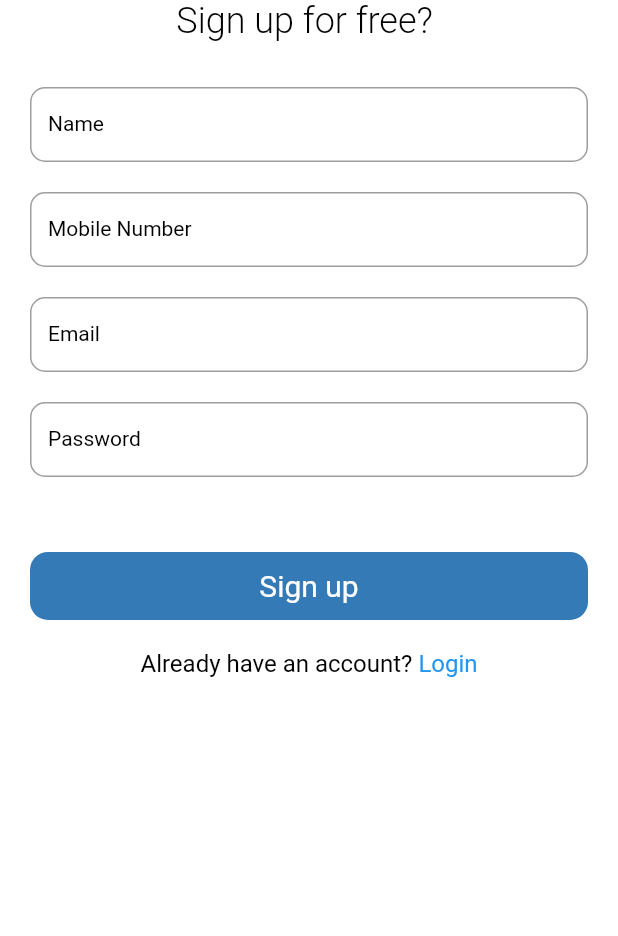
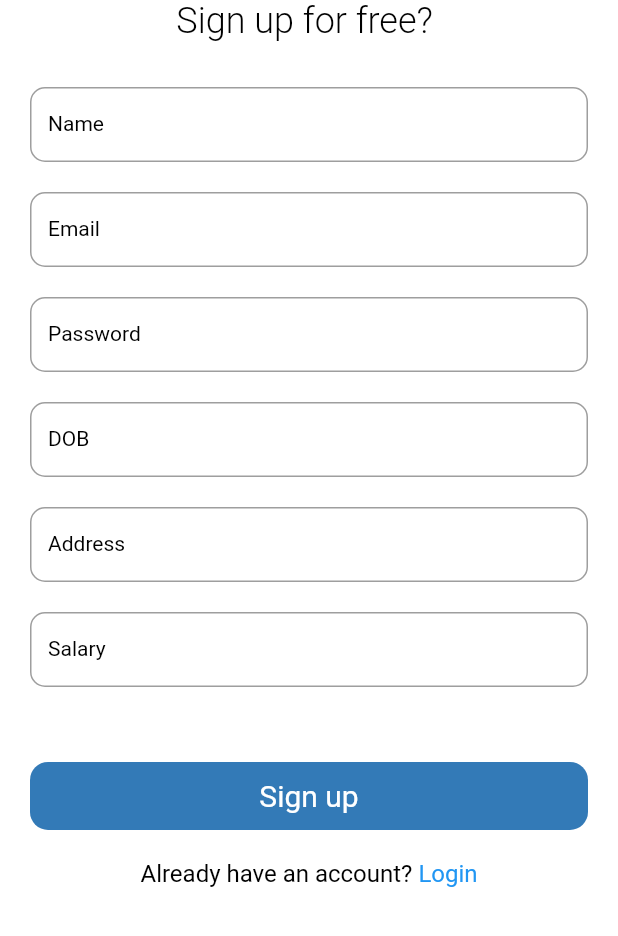
Before and after one commit to HarishAkula13/sathguru, a Flutter app: the screen it shows after launch, after a tap on "Sign up", on a phone screen of 412 x 824 dp, the part 300-1236 px from its top. Run offline on Flutter 3.47's test engine with Material 2 defaults, Android fonts, the phone set to English and light mode, and no system bars; our stand-ins replace hexcolor, shared_preferences, sqflite, toast; accounts and stored records are empty; generated files the repository leaves out were written again.

Commit message:
User details added

```diff
--- a/lib/main.dart
+++ b/lib/main.dart
@@ -1,16 +1,8 @@
 import 'package:flutter/material.dart';
-import 'package:hive/hive.dart';
-import 'package:path_provider/path_provider.dart';
 import 'package:sathguru/pages/login_page.dart';
-
-import 'model/task_Details/task_model.dart';
 
 void main() async {
   WidgetsFlutterBinding.ensureInitialized();
-  var directory = await getApplicationDocumentsDirectory() ;
-  Hive.init(directory.path);
-  Hive.registerAdapter(TaskModelAdapter()) ;
-  await Hive.openBox<TaskModel>('tasks');
   runApp(const MyApp());
 }
 class MyApp extends StatelessWidget {
--- a/lib/model/login/login_response.dart
+++ b/lib/model/login/login_response.dart
@@ -1,17 +1,29 @@
+
+import 'package:json_annotation/json_annotation.dart';
+part 'login_response.g.dart';
+
+@JsonSerializable()
 class UserModel {
   String? user_id;
   String? user_name;
   String? email;
   String? password;
+  String? dob;
+  String? salary;
+  String? address;
 
-  UserModel(this.user_id, this.user_name, this.email, this.password);
-
-  Map<String, dynamic> toMap() {
+  UserModel(this.user_id, this.user_name, this.email, this.password,this.address,this.salary,this.dob);
+  factory UserModel.fromJson(Map<String,dynamic> json) => _$UserModelFromJson(json);
+  Map<String,dynamic> toJson()=> _$UserModelToJson(this);
+ /* Map<String, dynamic> toMap() {
     var map = <String, dynamic>{
       'user_id': user_id,
       'user_name': user_name,
       'email': email,
-      'password': password
+      'password': password,
+      'address': address,
+      'salary': salary,
+      'dob': dob
     };
     return map;
   }
@@ -21,5 +33,13 @@ class UserModel {
     user_name = map['user_name'];
     email = map['email'];
     password = map['password'];
-  }
+    address = map['address'];
+    dob = map['dob'];
+    salary = map['salary'];
+
+
+
+
+
+  }*/
 }
--- a/lib/pages/signup_page.dart
+++ b/lib/pages/signup_page.dart
@@ -15,9 +15,11 @@ class SignUpPage extends StatefulWidget{
 class SignUpPageState extends State<SignUpPage>{
   final _formKey = new GlobalKey<FormState>();
   TextEditingController userNameController = TextEditingController();
-  TextEditingController mobileNumberController = TextEditingController();
   TextEditingController emailController = TextEditingController();
   TextEditingController passwordController = TextEditingController();
+  TextEditingController dobController = TextEditingController();
+  TextEditingController addressController = TextEditingController();
+  TextEditingController salaryController = TextEditingController();
   var dbManager;
 
   @override
@@ -27,10 +29,15 @@ class SignUpPageState extends State<SignUpPage>{
   }
   signUp() async {
     String uid = userNameController.text;
-    String uname = mobileNumberController.text;
+    String uname = userNameController.text;
     String email = emailController.text;
     String passwd = passwordController.text;
-    UserModel uModel = UserModel(uid, uname, email, passwd);
+    String address = addressController.text;
+    String dob = dobController.text;
+    String salary = salaryController.text;
+
+
+    UserModel uModel = UserModel(uid, uname, email, passwd,address,dob,salary);
     await dbManager.saveData(uModel).then((userData) {
       ToastMessage("Successfully Saved");
 
@@ -95,14 +102,7 @@ class SignUpPageState extends State<SignUpPage>{
                   inputAction: TextInputAction.next,
                   keyboardType: TextInputType.text,
                 ),
-                const SizedBox(height: 20,),
-                UserTextField(
-                  controller: mobileNumberController,
-                  labelText: 'Mobile Number',
-                  hintText: '',
-                  inputAction: TextInputAction.next,
-                  keyboardType: TextInputType.number,
-                ),
+
                 const SizedBox(height: 20,),
                 UserTextField(
                   controller:emailController ,
@@ -116,8 +116,32 @@ class SignUpPageState extends State<SignUpPage>{
                   controller: passwordController,
                   labelText: 'Password',
                   hintText: '',
+                  inputAction: TextInputAction.next,
+                  keyboardType: TextInputType.text,
+                ),
+                const SizedBox(height: 20,),
+                UserTextField(
+                  controller: dobController,
+                  labelText: 'DOB',
+                  hintText: '',
+                  inputAction: TextInputAction.next,
+                  keyboardType: TextInputType.text,
+                ),
+                const SizedBox(height: 20,),
+                UserTextField(
+                  controller: addressController,
+                  labelText: 'Address',
+                  hintText: '',
+                  inputAction: TextInputAction.next,
+                  keyboardType: TextInputType.text,
+                ),
+                const SizedBox(height: 20,),
+                UserTextField(
+                  controller: salaryController,
+                  labelText: 'Salary',
+                  hintText: '',
                   inputAction: TextInputAction.done,
-                  keyboardType: TextInputType.text,
+                  keyboardType: TextInputType.number,
                 ),
 
                 const SizedBox(
--- a/pubspec.yaml
+++ b/pubspec.yaml
@@ -41,10 +41,8 @@ dependencies:
   sqflite: ^2.0.0+3
   intl: ^0.18.0
   hexcolor: ^2.0.7
-  hive_flutter: ^1.1.0
-  hive: ^2.0.4
 dev_dependencies:
-  hive_generator: ^2.0.0
+  json_serializable: ^6.3.1
   build_runner: ^2.3.2
 
   # The "flutter_lints" package below contains a set of recommended lints to
```
Also changed, not shown: lib/manager/data_base/db_manager.dart (+51 -14 lines), lib/manager/data_base/tasks_db.dart (deleted, +0 -9 lines), lib/model/task_Details/task_model.dart (deleted, +0 -17 lines), lib/pages/home_screen.dart (+119 -0 lines), lib/pages/login_page.dart (+10 -9 lines), lib/model/task_Details/task_model.g.dart (deleted).
